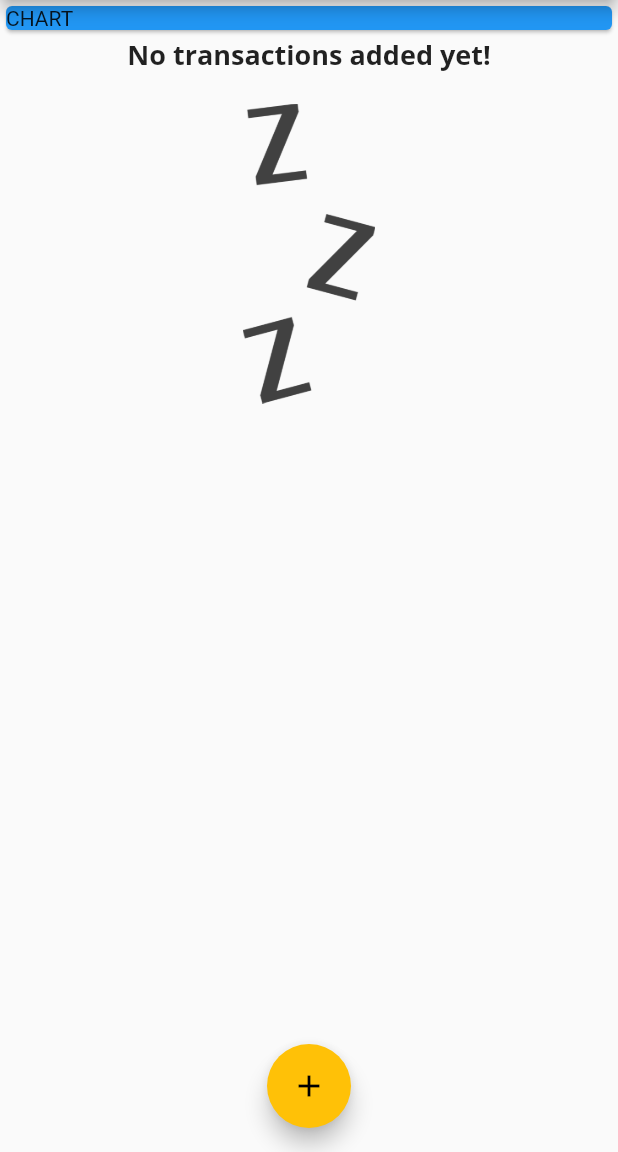
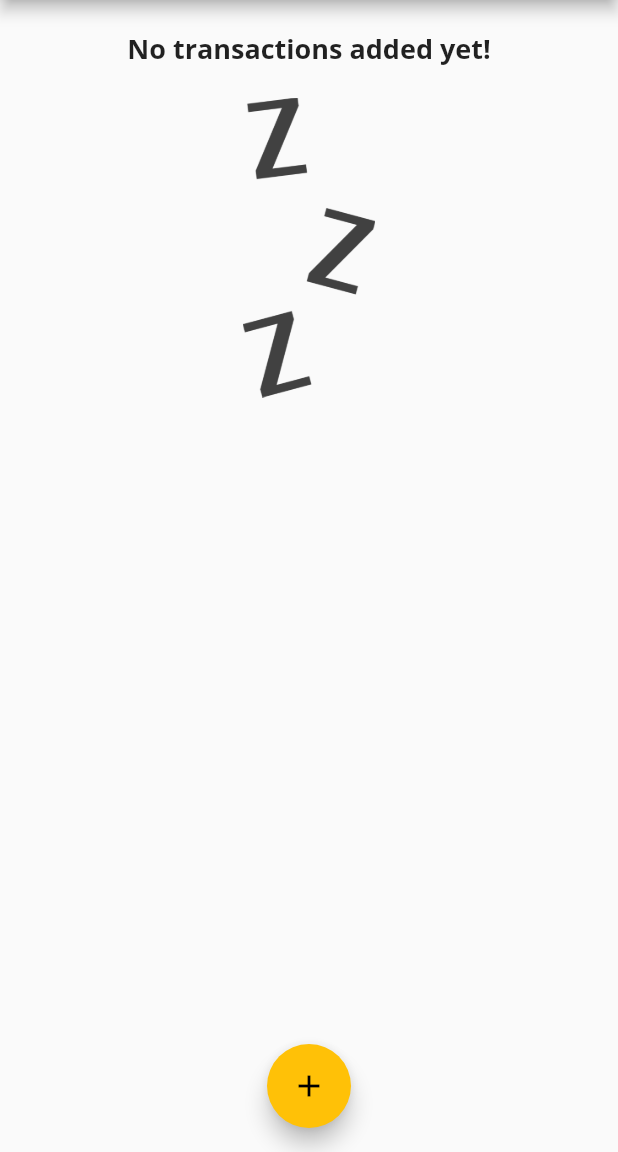
Before and after one commit to Samitti/Flutter-Expence-Planner, a Flutter app: the screen it shows after launch, on a phone screen of 412 x 824 dp, the part 84-1236 px from its top. Run offline on Flutter 3.47's test engine with Material 2 defaults, Android fonts, the phone set to English and light mode, and no system bars.

Commit message:
add chart widget

```diff
--- a/lib/main.dart
+++ b/lib/main.dart
@@ -2,6 +2,7 @@ import 'package:flutter/material.dart';
 
 import './widgets/new_transactions.dart';
 import '../models/transaction.dart';
+import './widgets/chart.dart';
 import './widgets/transaction_list.dart';
 
 void main() {
@@ -51,6 +52,16 @@ class _MyHomePageState extends State<MyHomePage> {
     //     id: 't2', title: 'New Shirt', amount: 64.99, date: DateTime.now()),
   ];
 
+  List<Transaction> get _recentTransactions {
+    return _userTransactions.where((tx) {
+      return tx.date.isAfter(
+        DateTime.now().subtract(
+          Duration(days: 7),
+        ),
+      );
+    }).toList();
+  }
+
   void _addNewTransaction(String txTitle, double txAmount) {
     final newTx = Transaction(
       title: txTitle,
@@ -93,13 +104,7 @@ class _MyHomePageState extends State<MyHomePage> {
           // mainAxisAlignment: MainAxisAlignment.spaceAround,
           crossAxisAlignment: CrossAxisAlignment.stretch,
           children: <Widget>[
-            Container(
-              width: double.infinity,
-              child: Card(
-                color: Colors.blue,
-                child: Text('CHART'),
-              ),
-            ),
+            Chart(_recentTransactions),
             TransactionList(_userTransactions),
           ],
         ),
```
Also changed, not shown: lib/widgets/chart.dart (+30 -0 lines).
